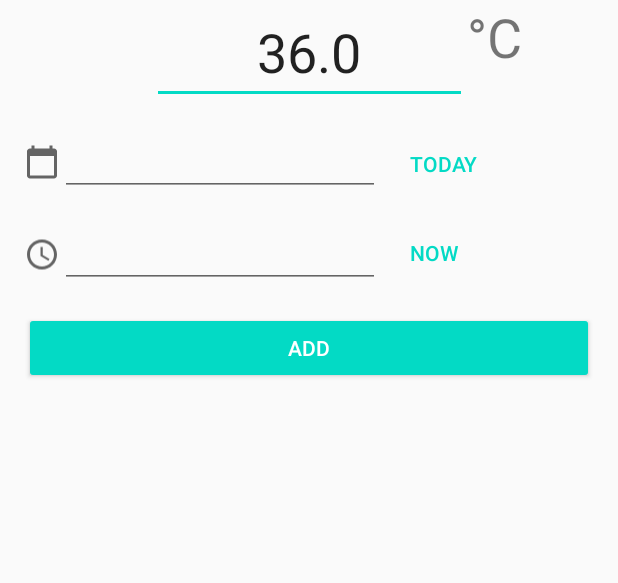
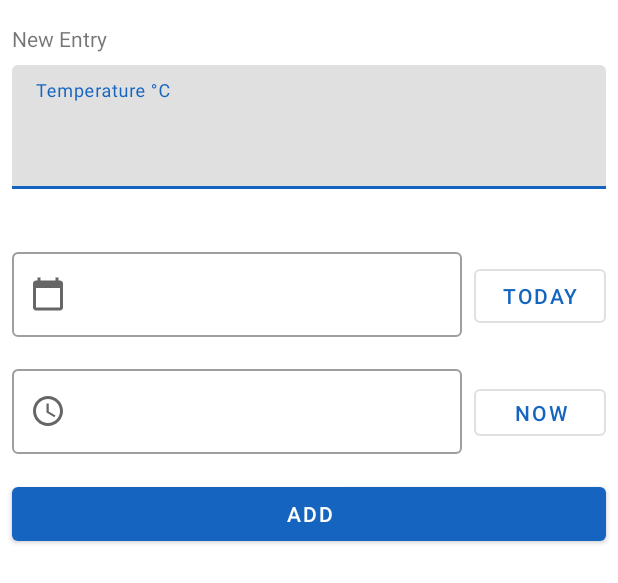
Before and after one commit to korno/TaionNeko, an Android app: the layout fragment_temperature_entry.xml on its own in the app's theme, with its tools: preview values and no code run, on a phone screen of 412 x 824 dp. Shown: the top 583 px of the screen. Run offline under Robolectric (Android 15) with nearby library versions, the phone set to English and light mode, and no system bars.

Commit message:
Moved the theme and some components over to the material components library. Including change the EditText components to the material versions. Changed the style of the temperature entry fragment to use the inline image over the seperate imageview component
Started to add the actual color scheme to some of the components (they'll pick the colors up automatically from the custom style). Any graphs will have to be updated manually though.

Continued to put more string constants into strings.xml

```diff
--- a/app/build.gradle
+++ b/app/build.gradle
@@ -14,6 +14,7 @@ android {
     dependencies {
         implementation 'com.github.PhilJay:MPAndroidChart:v3.1.0'
         implementation 'org.threeten:threetenbp:1.4.4'
+        implementation("com.google.android.material:material:1.2.0")
     }
 
     defaultConfig {
--- a/app/src/main/java/uk/me/mikemike/taionneko/TemperatureEntry.kt
+++ b/app/src/main/java/uk/me/mikemike/taionneko/TemperatureEntry.kt
@@ -45,8 +45,8 @@ interface TemperatureEntryDao {
     @Query("SELECT * FROM $TABLE_NAME ORDER BY datetime(${TemperatureEntry.INSERT_DATE_FIELD}) ASC LIMIT :count ")
     fun getMostRecent(count: Int): LiveData<List<TemperatureEntry>>
 
-    @Query("SELECT * FROM (SELECT * FROM $TABLE_NAME WHERE  datetime(${TemperatureEntry.INSERT_DATE_FIELD}) > datetime(:since) ORDER BY " +
-            " datetime(${TemperatureEntry.INSERT_DATE_FIELD}) DESC ) X  ORDER BY datetime(${TemperatureEntry.INSERT_DATE_FIELD}) ASC LIMIT :limit")
+    @Query("SELECT * FROM (SELECT * FROM $TABLE_NAME  ORDER BY " +
+            " datetime(${TemperatureEntry.INSERT_DATE_FIELD}) DESC LIMIT :limit) X  WHERE datetime(${TemperatureEntry.INSERT_DATE_FIELD}) > datetime(:since) ORDER BY datetime(${TemperatureEntry.INSERT_DATE_FIELD}) ASC")
     fun getEntriesSince(since: OffsetDateTime, limit: Int): LiveData<List<TemperatureEntry>>
 
 }
--- a/app/src/main/java/uk/me/mikemike/taionneko/ui/fragments/AddTemperatureEntry.kt
+++ b/app/src/main/java/uk/me/mikemike/taionneko/ui/fragments/AddTemperatureEntry.kt
@@ -26,7 +26,9 @@ import androidx.core.widget.addTextChangedListener
 import androidx.fragment.app.Fragment
 import androidx.lifecycle.Observer
 import androidx.lifecycle.ViewModelProvider
+import com.google.android.material.snackbar.Snackbar
 import kotlinx.android.synthetic.main.fragment_temperature_entry.*
+import kotlinx.android.synthetic.main.fragment_temperature_entry.view.*
 import org.threeten.bp.*
 import org.threeten.bp.format.DateTimeFormatter
 import org.threeten.bp.format.FormatStyle
@@ -55,10 +57,10 @@ class AddTemperatureEntry : Fragment() {
         super.onActivityCreated(savedInstanceState)
         viewModel = ViewModelProvider(activity!!).get(MainActivityViewModel::class.java)
         viewModel.selectedDate.observe(viewLifecycleOwner, Observer {
-            editTextDate.setText(
+            editTextDate.editText!!.setText(
                 it.format(DateTimeFormatter.ofLocalizedDate(FormatStyle.MEDIUM))
             )
-            editTextTime.setText(
+            editTextTime.editText!!.setText(
                 it.format(DateTimeFormatter.ofLocalizedTime(FormatStyle.SHORT))
             )
         })
@@ -68,8 +70,8 @@ class AddTemperatureEntry : Fragment() {
         // instead of allowing typing we will hijack the click event and bring up
         // a dialog box to allow date and time selection. The date and time look better
         // in a text box than a simple label (they actually look editable)
-        editTextDate.inputType = InputType.TYPE_NULL
-        editTextTime.inputType = InputType.TYPE_NULL
+        editTextDate.editText!!.inputType = InputType.TYPE_NULL
+        editTextTime.editText!!.inputType = InputType.TYPE_NULL
 
         bindUIEvents()
 
@@ -94,7 +96,8 @@ class AddTemperatureEntry : Fragment() {
             }
         }
 
-        editTextDate.setOnClickListener {
+
+        editTextDate.editText!!.setOnClickListener {
             val theTime = getSavedDateOrNow()
             // Android's date picker uses 0 as January while the Time API uses 1, hence the need for the -1 and +1 when dealing
             // with the values returned from and sent to the dialog
@@ -103,7 +106,9 @@ class AddTemperatureEntry : Fragment() {
             }, theTime.year, theTime.monthValue-1, theTime.dayOfMonth).show()
         }
 
-        editTextTime.setOnClickListener {
+        editTextDate.editText!!.setOnKeyListener (null )
+
+        editTextTime.editText!!.setOnClickListener {
             val theTime = getSavedDateOrNow()
             TimePickerDialog(requireContext(), TimePickerDialog.OnTimeSetListener { view, hourOfDay, minute ->
                 this.setSavedTime(hourOfDay, minute)
@@ -142,7 +147,7 @@ class AddTemperatureEntry : Fragment() {
     }
 
     private fun addEntry(){
-        editTextTemperature.text.toString().toFloatOrNull()?.let {
+        editTextTemperature.editText!!.text.toString().toFloatOrNull()?.let {
             viewModel.addNewTemperatureEntry(TemperatureEntry(0, it, getSavedDateOrNow())).observe(viewLifecycleOwner, Observer { handleTemperatureEntry()})
             return
         }
@@ -150,7 +155,7 @@ class AddTemperatureEntry : Fragment() {
     }
 
     private fun handleTemperatureEntry(){
-        Toast.makeText(activity, "Temperature Entry Added", Toast.LENGTH_SHORT).show()
+        Snackbar.make(buttonAddTemperature, "Temeperature Entry Added", Snackbar.LENGTH_SHORT).show()
     }
 
 
--- a/app/src/main/java/uk/me/mikemike/taionneko/ui/fragments/TemperatureInformation.kt
+++ b/app/src/main/java/uk/me/mikemike/taionneko/ui/fragments/TemperatureInformation.kt
@@ -13,13 +13,13 @@ See the License for the specific language governing permissions and
 limitations under the License.**/
 package uk.me.mikemike.taionneko.ui.fragments
 
-
 import android.os.Bundle
 import androidx.fragment.app.Fragment
 import android.view.LayoutInflater
 import android.view.View
 import android.view.ViewGroup
 import androidx.core.content.ContextCompat
+import androidx.core.content.res.ResourcesCompat
 import androidx.lifecycle.Observer
 import androidx.lifecycle.ViewModelProvider
 import com.github.mikephil.charting.components.XAxis
@@ -99,7 +99,7 @@ class TemperatureInformation : Fragment() {
             legend.isEnabled = false
             description.isEnabled = false
             axisRight.isEnabled = false
-            setNoDataText("No Temperature Entries Saved")
+            setNoDataText(resources.getString(R.string.graph_no_data_for_last_seven_days))
             setTouchEnabled(true)
         }
     }
@@ -144,13 +144,14 @@ class TemperatureInformation : Fragment() {
             }
             val dataSet = LineDataSet(chartData, "Temperature").apply {
                 axisDependency = YAxis.AxisDependency.LEFT
-                lineWidth = 3F
+                lineWidth = ResourcesCompat.getFloat(requireContext().resources,R.dimen.line_graph_line_width)
                 setDrawFilled(true)
                 fillDrawable = ContextCompat.getDrawable(requireContext(), R.drawable.chart_fill)
+                setColors(calculateLineColors(data))
             }
             temperatureChart.data = LineData(ArrayList<ILineDataSet>().apply { add(dataSet) })
         } else {
-            val chartData = temperatureChart.data.getDataSetByIndex(0)
+            val chartData = temperatureChart.data.getDataSetByIndex(0) as LineDataSet
             chartData.clear()
             data.forEachIndexed { index, entry ->
                 temperatureChart.data.addEntry(
@@ -160,9 +161,20 @@ class TemperatureInformation : Fragment() {
                     ), 0
                 )
             }
+            chartData.setColors(calculateLineColors(data))
+
         }
         forceChartRefresh()
     }
 
+    fun calculateLineColors(ents: List<TemperatureEntry>): List<Int>{
+        val v = ArrayList<Int>()
+        val c = ContextCompat.getColor(requireContext(), R.color.color_s)
+        ents.forEach {
+            v.add(c)
+        }
+
+        return v
+    }
 
 }
--- a/app/src/main/res/drawable/chart_fill.xml
+++ b/app/src/main/res/drawable/chart_fill.xml
@@ -2,6 +2,6 @@
 <shape xmlns:android="http://schemas.android.com/apk/res/android">
     <gradient
         android:angle="90"
-        android:startColor="#00ff0000"
-        android:endColor="#ffff0000" />
+        android:startColor="@color/white"
+        android:endColor="@color/color_p_light" />
 </shape>
--- a/app/src/main/res/layout/fragment_temperature_entry.xml
+++ b/app/src/main/res/layout/fragment_temperature_entry.xml
@@ -7,51 +7,91 @@
     android:layout_height="wrap_content"
     tools:context=".ui.fragments.AddTemperatureEntry">
 
-    <EditText
+    <com.google.android.material.textfield.TextInputLayout
         android:id="@+id/editTextTemperature"
-        android:layout_width="wrap_content"
+        android:layout_width="0dp"
         android:layout_height="wrap_content"
-        android:ems="10"
-        android:inputType="numberDecimal"
-        android:minEms="5"
-        android:text="36.0"
-        android:textAlignment="center"
-        android:textSize="36sp"
+        android:layout_marginStart="8dp"
+        android:layout_marginTop="8dp"
+        android:layout_marginEnd="8dp"
+        app:endIconContentDescription="C"
+        app:errorEnabled="true"
         app:layout_constraintEnd_toEndOf="parent"
         app:layout_constraintStart_toStartOf="parent"
-        tools:layout_editor_absoluteY="6dp" />
+        app:layout_constraintTop_toBottomOf="@+id/textView2">
 
-    <EditText
+        <com.google.android.material.textfield.TextInputEditText
+            android:layout_width="match_parent"
+            android:layout_height="wrap_content"
+            android:ems="10"
+            android:hint="@string/textinput_temperature_hint"
+            android:inputType="numberDecimal"
+            android:minEms="5"
+            android:textAlignment="center"
+
+            android:textSize="36sp" />
+
+    </com.google.android.material.textfield.TextInputLayout>
+
+    <com.google.android.material.textfield.TextInputLayout
         android:id="@+id/editTextDate"
+        style="@style/Widget.MaterialComponents.TextInputLayout.OutlinedBox"
         android:layout_width="0dp"
         android:layout_height="wrap_content"
+        android:layout_marginStart="8dp"
         android:layout_marginTop="16dp"
+        android:layout_marginEnd="8dp"
         android:ems="10"
         android:focusable="false"
-        android:inputType="date"
+
         app:layout_constraintBottom_toTopOf="@+id/editTextTime"
-        app:layout_constraintStart_toEndOf="@+id/imageViewCalendar"
-        app:layout_constraintTop_toBottomOf="@+id/editTextTemperature" />
+        app:layout_constraintEnd_toStartOf="@+id/buttonToday"
+        app:layout_constraintStart_toStartOf="parent"
+        app:layout_constraintTop_toBottomOf="@+id/editTextTemperature"
+        app:startIconDrawable="@drawable/ic_baseline_calendar_today_24">
 
-    <EditText
+        <com.google.android.material.textfield.TextInputEditText
+            android:layout_width="match_parent"
+            android:layout_height="wrap_content"
+            android:focusable="false"
+            android:clickable="true"
+            android:inputType="date"
+          />
+
+    </com.google.android.material.textfield.TextInputLayout>
+
+    <com.google.android.material.textfield.TextInputLayout
         android:id="@+id/editTextTime"
+        style="@style/Widget.MaterialComponents.TextInputLayout.OutlinedBox"
         android:layout_width="0dp"
         android:layout_height="wrap_content"
+        android:layout_marginStart="8dp"
         android:layout_marginTop="16dp"
+        android:layout_marginEnd="8dp"
         android:ems="10"
         android:focusable="false"
-        android:inputType="time"
-        app:layout_constraintStart_toEndOf="@+id/imageViewClock"
-        app:layout_constraintTop_toBottomOf="@+id/editTextDate" />
+        app:layout_constraintEnd_toStartOf="@+id/buttonNow"
+        app:layout_constraintStart_toStartOf="parent"
+        app:layout_constraintTop_toBottomOf="@+id/editTextDate"
+        app:startIconDrawable="@drawable/ic_outline_access_time_24">
+
+        <com.google.android.material.textfield.TextInputEditText
+            android:layout_width="match_parent"
+            android:layout_height="wrap_content"
+            android:clickable="true"
+            android:focusable="false"
+            android:inputType="time" />
+
+    </com.google.android.material.textfield.TextInputLayout>
 
     <Button
         android:id="@+id/buttonAddTemperature"
-        style="@style/Widget.AppCompat.Button.Colored"
+        style="@style/Widget.MaterialComponents.Button"
         android:layout_width="0dp"
         android:layout_height="wrap_content"
-        android:layout_marginStart="16dp"
+        android:layout_marginStart="8dp"
         android:layout_marginTop="16dp"
-        android:layout_marginEnd="16dp"
+        android:layout_marginEnd="8dp"
         android:layout_marginBottom="16dp"
         android:text="@string/button_add_temperature_entry"
         app:layout_constraintBottom_toBottomOf="parent"
@@ -63,58 +103,35 @@
 
     <Button
         android:id="@+id/buttonToday"
-        style="@style/Widget.AppCompat.Button.Borderless.Colored"
-        android:layout_width="0dp"
+        style="@style/Widget.MaterialComponents.Button.OutlinedButton"
+        android:layout_width="wrap_content"
         android:layout_height="wrap_content"
-        android:layout_marginStart="8dp"
+        android:layout_marginEnd="8dp"
         android:text="@string/button_set_date_to_today"
-        android:textAlignment="viewStart"
-        app:layout_constraintEnd_toEndOf="@+id/buttonNow"
-        app:layout_constraintStart_toEndOf="@+id/editTextDate"
-        app:layout_constraintTop_toTopOf="@+id/editTextDate" />
+        android:textAlignment="center"
+        app:layout_constraintBaseline_toBaselineOf="@+id/editTextDate"
+        app:layout_constraintEnd_toEndOf="parent" />
 
     <Button
         android:id="@+id/buttonNow"
-        style="@style/Widget.AppCompat.Button.Borderless.Colored"
-        android:layout_width="0dp"
+        style="@style/Widget.MaterialComponents.Button.OutlinedButton"
+        android:layout_width="wrap_content"
         android:layout_height="43dp"
-        android:layout_marginStart="8dp"
+        android:layout_marginEnd="8dp"
         android:text="@string/button_set_time_to_now"
-        android:textAlignment="viewStart"
-        app:layout_constraintStart_toEndOf="@+id/editTextTime"
-        app:layout_constraintTop_toTopOf="@+id/editTextTime" />
-
-    <ImageView
-        android:id="@+id/imageViewCalendar"
-        android:layout_width="0dp"
-        android:layout_height="45dp"
-        android:layout_marginStart="16dp"
-        android:layout_marginTop="16dp"
-        android:src="@drawable/ic_baseline_calendar_today_24"
-        app:layout_constraintBottom_toBottomOf="@+id/editTextDate"
-        app:layout_constraintStart_toStartOf="parent"
-        app:layout_constraintTop_toBottomOf="@+id/editTextTemperature"
-        app:srcCompat="@drawable/ic_baseline_calendar_today_24"
-        tools:srcCompat="@drawable/ic_baseline_calendar_today_24" />
-
-    <ImageView
-        android:id="@+id/imageViewClock"
-        android:layout_width="0dp"
-        android:layout_height="38dp"
-        android:layout_marginStart="16dp"
-        android:src="@drawable/ic_outline_access_time_24"
-        app:layout_constraintBottom_toBottomOf="@+id/editTextTime"
-        app:layout_constraintStart_toStartOf="parent"
-        app:layout_constraintTop_toTopOf="@+id/editTextTime"
-        app:srcCompat="@drawable/ic_outline_access_time_24" />
+        android:textAlignment="center"
+        app:layout_constraintBaseline_toBaselineOf="@+id/editTextTime"
+        app:layout_constraintEnd_toEndOf="parent" />
 
     <TextView
-        android:id="@+id/textView"
+        android:id="@+id/textView2"
         android:layout_width="wrap_content"
         android:layout_height="wrap_content"
-        android:text="&#xb0;C"
-        android:textSize="36sp"
-        app:layout_constraintStart_toEndOf="@+id/editTextTemperature"
-        tools:layout_editor_absoluteY="16dp" />
+        android:layout_marginStart="8dp"
+        android:layout_marginTop="16dp"
+        android:text="@string/textview_add_temperature_entry_title"
+        app:layout_constraintStart_toStartOf="parent"
+        app:layout_constraintTop_toTopOf="parent"
+        style="TextAppearance.MaterialComponents.Body2"/>
 
 </androidx.constraintlayout.widget.ConstraintLayout>
--- a/app/src/main/res/values/colors.xml
+++ b/app/src/main/res/values/colors.xml
@@ -1,6 +1,10 @@
 <?xml version="1.0" encoding="utf-8"?>
 <resources>
-    <color name="colorPrimary">#6200EE</color>
-    <color name="colorPrimaryDark">#3700B3</color>
-    <color name="colorAccent">#03DAC5</color>
+ <color name="color_p">#1565c0</color>
+    <color name="color_s">#33691e</color>
+    <color name="color_s2">#003d00</color>
+    <color name="color_p_dark">#003c8f</color>
+    <color name="color_p_light">#5e92f3</color>
+    <color name="white">#FFFFFF</color>
+
 </resources>
--- a/app/src/main/res/values/strings.xml
+++ b/app/src/main/res/values/strings.xml
@@ -10,4 +10,10 @@
     <string name="button_set_date_to_today">Today</string>
     <string name="button_set_time_to_now">Now</string>
 
+    <string name="textview_add_temperature_entry_title">New Entry</string>
+    <string name="textinput_temperature_hint">Temperature °C</string>
+
+
+    <string name="graph_no_data_for_last_seven_days">No records for the previous seven days</string>
+
 </resources>
--- a/app/src/main/res/values/styles.xml
+++ b/app/src/main/res/values/styles.xml
@@ -1,10 +1,15 @@
 <resources>
-    <!-- Base application theme. -->
-    <style name="AppTheme" parent="Theme.AppCompat.Light.DarkActionBar">
-        <!-- Customize your theme here. -->
-        <item name="colorPrimary">@color/colorPrimary</item>
-        <item name="colorPrimaryDark">@color/colorPrimaryDark</item>
-        <item name="colorAccent">@color/colorAccent</item>
+
+    <style name="AppTheme" parent="Theme.MaterialComponents.DayNight">
+
+
+        <item name="colorPrimary">@color/color_p</item>
+        <item name="colorSecondary">@color/color_s</item>
+        <item name="colorPrimaryVariant">@color/color_p_dark</item>
+        <item name="colorOnPrimary">@color/white</item>
+        <item name="colorSecondaryVariant">@color/color_s2</item>
+
+
     </style>
 
 </resources>
--- /dev/null
+++ b/app/src/main/res/values/values.xml
@@ -0,0 +1,4 @@
+<?xml version="1.0" encoding="utf-8"?>
+<resources>
+    <item name="line_graph_line_width" format="float" type="dimen">3.0</item>
+</resources>
```
